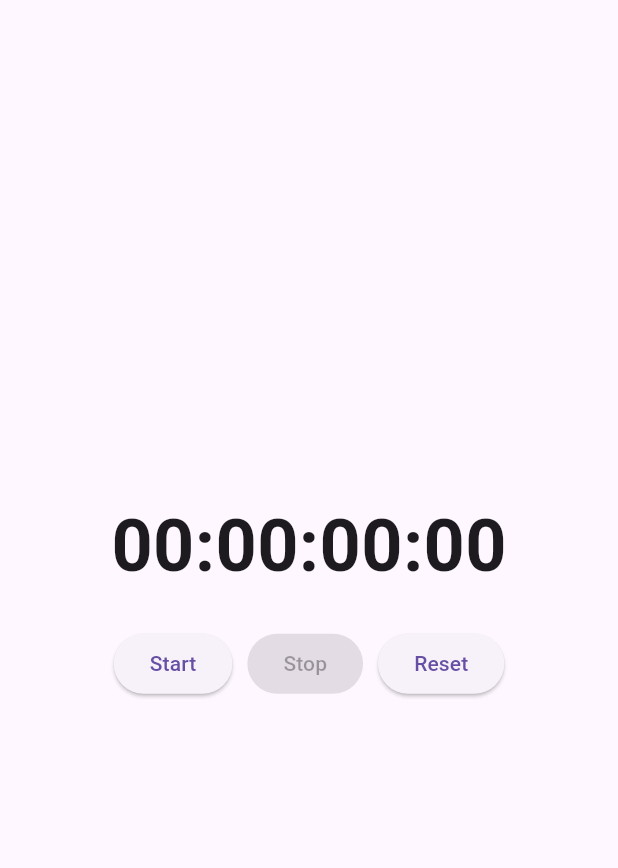
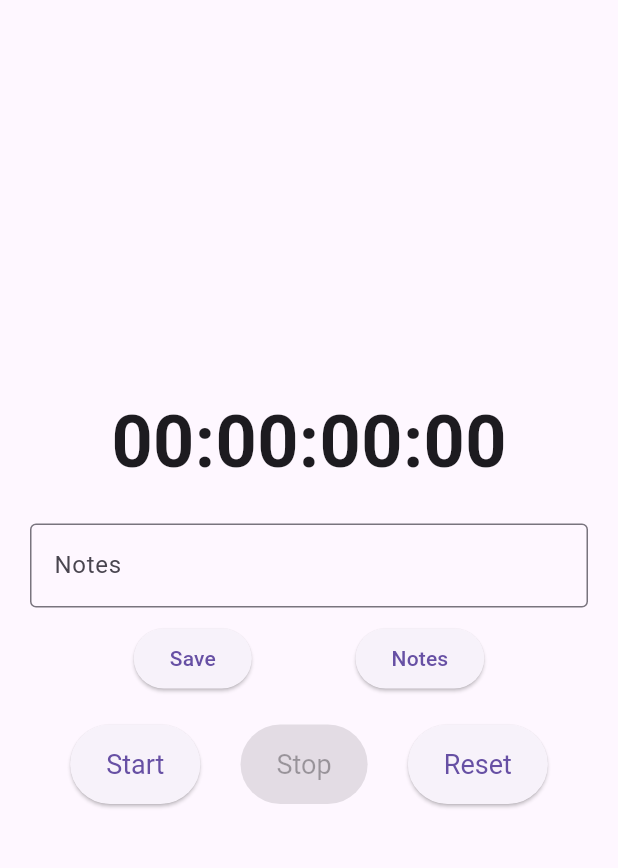
Before and after one commit to Deividas-Strole/Timerrr-Mobile, a Flutter app: the screen it shows after launch, on a phone screen of 412 x 824 dp, the part 63-931 px from its top. Run offline on Flutter 3.47's test engine with Material 3 defaults, Android fonts, the phone set to English and light mode, and no system bars; our stand-ins replace shared_preferences, wakelock_plus.

Commit message:
added ability to save and retrieve notes

```diff
--- a/lib/main.dart
+++ b/lib/main.dart
@@ -2,6 +2,8 @@ import 'package:flutter/material.dart';
 import 'dart:async';
 import 'package:flutter/services.dart';
 import 'package:wakelock_plus/wakelock_plus.dart';
+import 'package:shared_preferences/shared_preferences.dart';
+import 'dart:convert';
 
 void main() async {
   WidgetsFlutterBinding.ensureInitialized();
@@ -26,48 +28,29 @@ class StopwatchPage extends StatefulWidget {
 
 class _StopwatchPageState extends State<StopwatchPage>
     with WidgetsBindingObserver {
-  // Method channel for native code
   static const platform = MethodChannel('com.example.timer/stopwatch');
-
   Timer? _displayTimer;
   int _elapsedMilliseconds = 0;
   bool _isRunning = false;
+  final TextEditingController _notesController = TextEditingController();
 
   @override
   void initState() {
     super.initState();
     WidgetsBinding.instance.addObserver(this);
-    // Keep the screen on
     WakelockPlus.enable();
   }
 
   @override
   void dispose() {
     WidgetsBinding.instance.removeObserver(this);
+    _notesController.dispose();
     if (_displayTimer != null && _displayTimer!.isActive) {
       _displayTimer!.cancel();
     }
     WakelockPlus.disable();
     _stopNativeStopwatch();
     super.dispose();
-  }
-
-  @override
-  void didChangeAppLifecycleState(AppLifecycleState state) {
-    if (state == AppLifecycleState.resumed) {
-      if (_isRunning) {
-        // Update the elapsed time from native code
-        _updateElapsedTimeFromNative();
-        // Restart the display timer
-        _startDisplayTimer();
-      }
-    } else if (state == AppLifecycleState.paused ||
-        state == AppLifecycleState.inactive) {
-      // Just stop the display timer but let the native stopwatch run
-      if (_displayTimer != null && _displayTimer!.isActive) {
-        _displayTimer!.cancel();
-      }
-    }
   }
 
   Future<void> _startNativeStopwatch() async {
@@ -112,43 +95,29 @@ class _StopwatchPageState extends State<StopwatchPage>
   }
 
   void _startTimer() async {
-    // Start a native stopwatch implementation
     await _startNativeStopwatch();
-
-    // Start a timer for display updates only
     _startDisplayTimer();
-
     setState(() {
       _isRunning = true;
     });
   }
 
   void _stopTimer() async {
-    // Stop native stopwatch
     await _stopNativeStopwatch();
-
-    // Stop the display timer
     if (_displayTimer != null && _displayTimer!.isActive) {
       _displayTimer!.cancel();
     }
-
-    // Get the final time
     await _updateElapsedTimeFromNative();
-
     setState(() {
       _isRunning = false;
     });
   }
 
   void _resetTimer() async {
-    // Reset native stopwatch
     await _resetNativeStopwatch();
-
-    // Stop the display timer
     if (_displayTimer != null && _displayTimer!.isActive) {
       _displayTimer!.cancel();
     }
-
     setState(() {
       _elapsedMilliseconds = 0;
       _isRunning = false;
@@ -169,6 +138,31 @@ class _StopwatchPageState extends State<StopwatchPage>
     return "$hoursStr:$minutesStr:$secondsStr:$hundredsStr";
   }
 
+  Future<void> _saveNote() async {
+    if (_notesController.text.isNotEmpty) {
+      final prefs = await SharedPreferences.getInstance();
+      List<String> notes = prefs.getStringList('notes') ?? [];
+      String note = json.encode({
+        'time': _formatTime(_elapsedMilliseconds),
+        'text': _notesController.text,
+        'timestamp': DateTime.now().toIso8601String(),
+      });
+      notes.add(note);
+      await prefs.setStringList('notes', notes);
+      _notesController.clear();
+      ScaffoldMessenger.of(
+        context,
+      ).showSnackBar(SnackBar(content: Text('Note saved successfully')));
+    }
+  }
+
+  void _navigateToNotes() {
+    Navigator.push(
+      context,
+      MaterialPageRoute(builder: (context) => NotesPage()),
+    );
+  }
+
   @override
   Widget build(BuildContext context) {
     return Scaffold(
@@ -182,21 +176,72 @@ class _StopwatchPageState extends State<StopwatchPage>
               style: TextStyle(fontSize: 48.0, fontWeight: FontWeight.bold),
             ),
             SizedBox(height: 20),
+            Padding(
+              padding: EdgeInsets.symmetric(horizontal: 20),
+              child: Column(
+                children: [
+                  TextField(
+                    controller: _notesController,
+                    decoration: InputDecoration(
+                      labelText: 'Notes',
+                      border: OutlineInputBorder(),
+                    ),
+                  ),
+                  SizedBox(height: 10),
                   Row(
-              mainAxisAlignment: MainAxisAlignment.center,
+                    mainAxisAlignment: MainAxisAlignment.spaceEvenly,
+                    children: [
+                      ElevatedButton(onPressed: _saveNote, child: Text('Save')),
+                      ElevatedButton(
+                        onPressed: _navigateToNotes,
+                        child: Text('Notes'),
+                      ),
+                    ],
+                  ),
+                ],
+              ),
+            ),
+            SizedBox(height: 20),
+            Padding(
+              padding: EdgeInsets.symmetric(horizontal: 20),
+              child: Row(
+                mainAxisAlignment: MainAxisAlignment.spaceEvenly,
                 children: [
                   ElevatedButton(
                     onPressed: _isRunning ? null : _startTimer,
+                    style: ElevatedButton.styleFrom(
+                      padding: EdgeInsets.symmetric(
+                        horizontal: 24,
+                        vertical: 16,
+                      ),
+                      textStyle: TextStyle(fontSize: 18),
+                    ),
                     child: Text('Start'),
                   ),
-                SizedBox(width: 10),
                   ElevatedButton(
                     onPressed: _isRunning ? _stopTimer : null,
+                    style: ElevatedButton.styleFrom(
+                      padding: EdgeInsets.symmetric(
+                        horizontal: 24,
+                        vertical: 16,
+                      ),
+                      textStyle: TextStyle(fontSize: 18),
+                    ),
                     child: Text('Stop'),
                   ),
-                SizedBox(width: 10),
-                ElevatedButton(onPressed: _resetTimer, child: Text('Reset')),
+                  ElevatedButton(
+                    onPressed: _resetTimer,
+                    style: ElevatedButton.styleFrom(
+                      padding: EdgeInsets.symmetric(
+                        horizontal: 24,
+                        vertical: 16,
+                      ),
+                      textStyle: TextStyle(fontSize: 18),
+                    ),
+                    child: Text('Reset'),
+                  ),
                 ],
+              ),
             ),
           ],
         ),
@@ -204,3 +249,92 @@ class _StopwatchPageState extends State<StopwatchPage>
     );
   }
 }
+
+class NotesPage extends StatefulWidget {
+  @override
+  _NotesPageState createState() => _NotesPageState();
+}
+
+class _NotesPageState extends State<NotesPage> {
+  List<Map<String, dynamic>> notes = [];
+  List<bool> selectedNotes = [];
+
+  @override
+  void initState() {
+    super.initState();
+    _loadNotes();
+  }
+
+  Future<void> _loadNotes() async {
+    final prefs = await SharedPreferences.getInstance();
+    List<String> savedNotes = prefs.getStringList('notes') ?? [];
+    setState(() {
+      notes =
+          savedNotes
+              .map((note) => json.decode(note) as Map<String, dynamic>)
+              .toList();
+      selectedNotes = List.filled(notes.length, false);
+    });
+  }
+
+  Future<void> _deleteSelectedNotes() async {
+    final prefs = await SharedPreferences.getInstance();
+    List<String> savedNotes = prefs.getStringList('notes') ?? [];
+    List<String> updatedNotes = [];
+
+    for (int i = 0; i < savedNotes.length; i++) {
+      if (!selectedNotes[i]) {
+        updatedNotes.add(savedNotes[i]);
+      }
+    }
+
+    await prefs.setStringList('notes', updatedNotes);
+    await _loadNotes();
+  }
+
+  @override
+  Widget build(BuildContext context) {
+    return Scaffold(
+      appBar: AppBar(title: Text('Saved Notes')),
+      body: Column(
+        children: [
+          Expanded(
+            child: ListView.builder(
+              itemCount: notes.length,
+              itemBuilder: (context, index) {
+                return ListTile(
+                  leading: Checkbox(
+                    value: selectedNotes[index],
+                    onChanged: (value) {
+                      setState(() {
+                        selectedNotes[index] = value!;
+                      });
+                    },
+                  ),
+                  title: Text('${notes[index]['time']}'),
+                  subtitle: Text('${notes[index]['text']}'),
+                );
+              },
+            ),
+          ),
+          Padding(
+            padding: EdgeInsets.all(16),
+            child: Row(
+              mainAxisAlignment: MainAxisAlignment.spaceEvenly,
+              children: [
+                ElevatedButton(
+                  onPressed: _deleteSelectedNotes,
+                  child: Text('Delete'),
+                ),
+                ElevatedButton(
+                  onPressed: () => Navigator.pop(context),
+                  child: Text('Go Back'),
+                ),
+              ],
+            ),
+          ),
+        ],
+      ),
+    );
+  }
+}
--- a/pubspec.yaml
+++ b/pubspec.yaml
@@ -32,6 +32,7 @@ dependencies:
     sdk: flutter
   wakelock_plus: ^1.1.4
   cupertino_icons: ^1.0.8
+  shared_preferences: ^2.0.0
 
   # The following adds the Cupertino Icons font to your application.
   # Use with the CupertinoIcons class for iOS style icons.
```
Also changed, not shown: pubspec.lock, 1 other file. Lines whose indentation alone changed are shown as unchanged.
